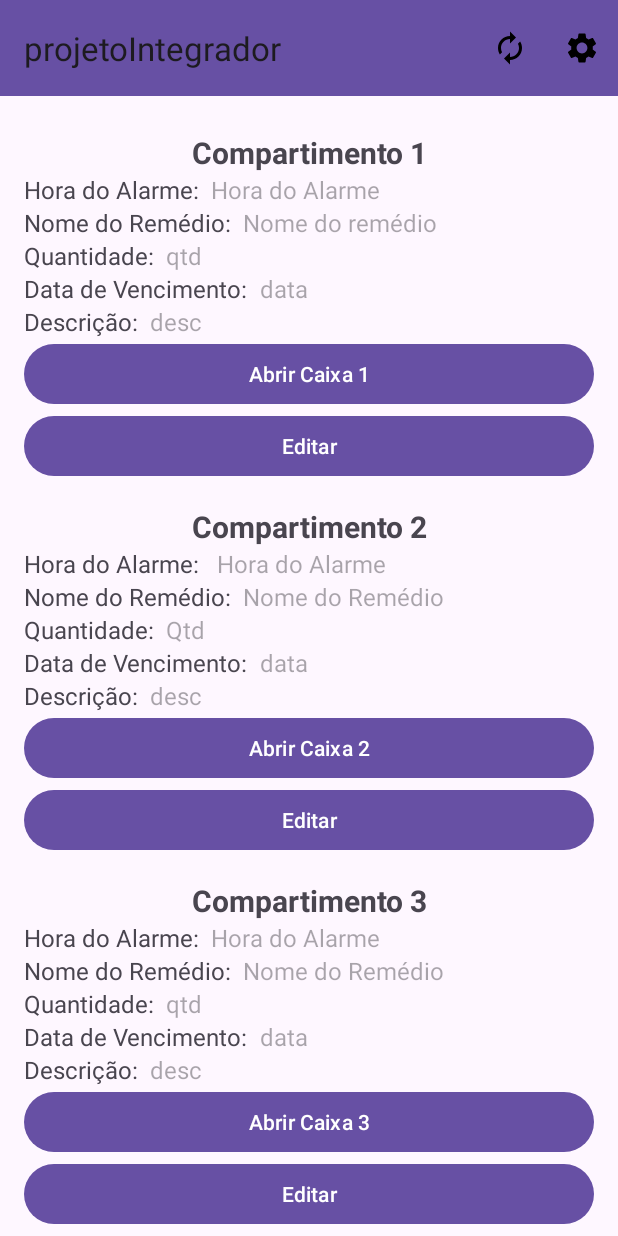
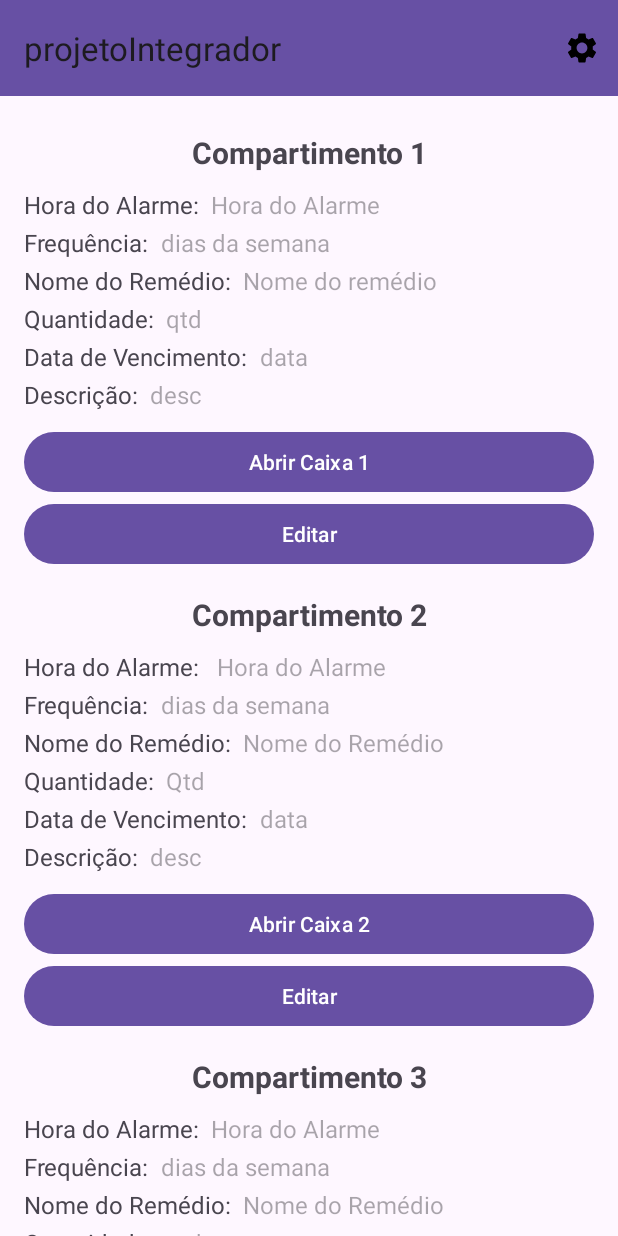
Before and after one commit to larissa-bianca/projetoIntegrador, an Android app: the screen it shows after launch (MainActivity), on a phone screen of 412 x 824 dp. Run offline under Robolectric (Android 15) with nearby library versions, the phone set to English and light mode, and no system bars.

Commit message:
daniel modificou

```diff
--- a/app/src/main/res/layout/activity_main.xml
+++ b/app/src/main/res/layout/activity_main.xml
@@ -43,6 +43,7 @@
                         android:id="@+id/textView21"
                         android:layout_width="match_parent"
                         android:layout_height="wrap_content"
+                        android:paddingBottom="10dp"
                         android:text="Compartimento 3"
                         android:textAlignment="center"
                         android:textSize="20sp"
@@ -51,7 +52,8 @@
                     <LinearLayout
                         android:layout_width="match_parent"
                         android:layout_height="wrap_content"
-                        android:orientation="horizontal">
+                        android:orientation="horizontal"
+                        android:paddingBottom="3dp">
 
                         <TextView
                             android:id="@+id/textView23"
@@ -70,8 +72,30 @@
 
                     <LinearLayout
                         android:layout_width="match_parent"
+                        android:layout_height="match_parent"
+                        android:orientation="horizontal"
+                        android:paddingBottom="3dp">
+
+                        <TextView
+                            android:id="@+id/textView19"
+                            android:layout_width="wrap_content"
+                            android:layout_height="wrap_content"
+                            android:text="Frequência:  "
+                            android:textSize="16sp" />
+
+                        <TextView
+                            android:id="@+id/tvFreq3"
+                            android:layout_width="wrap_content"
+                            android:layout_height="wrap_content"
+                            android:hint="dias da semana "
+                            android:textSize="16sp" />
+                    </LinearLayout>
+
+                    <LinearLayout
+                        android:layout_width="match_parent"
                         android:layout_height="wrap_content"
-                        android:orientation="horizontal">
+                        android:orientation="horizontal"
+                        android:paddingBottom="3dp">
 
                         <TextView
                             android:id="@+id/textView25"
@@ -91,7 +115,8 @@
                     <LinearLayout
                         android:layout_width="match_parent"
                         android:layout_height="wrap_content"
-                        android:orientation="horizontal">
+                        android:orientation="horizontal"
+                        android:paddingBottom="3dp">
 
                         <TextView
                             android:id="@+id/textView27"
@@ -111,7 +136,8 @@
                     <LinearLayout
                         android:layout_width="match_parent"
                         android:layout_height="wrap_content"
-                        android:orientation="horizontal">
+                        android:orientation="horizontal"
+                        android:paddingBottom="3dp">
 
                         <TextView
                             android:id="@+id/textView28"
@@ -131,7 +157,8 @@
                     <LinearLayout
                         android:layout_width="match_parent"
                         android:layout_height="match_parent"
-                        android:orientation="horizontal">
+                        android:orientation="horizontal"
+                        android:paddingBottom="10dp">
 
                         <TextView
                             android:id="@+id/textView30"
@@ -178,6 +205,7 @@
                         android:id="@+id/textView8"
                         android:layout_width="match_parent"
                         android:layout_height="wrap_content"
+                        android:paddingBottom="10dp"
                         android:text="Compartimento 1"
                         android:textAlignment="center"
                         android:textSize="20sp"
@@ -186,7 +214,8 @@
                     <LinearLayout
                         android:layout_width="match_parent"
                         android:layout_height="match_parent"
-                        android:orientation="horizontal">
+                        android:orientation="horizontal"
+                        android:paddingBottom="3dp">
 
                         <TextView
                             android:id="@+id/textView"
@@ -206,7 +235,29 @@
                     <LinearLayout
                         android:layout_width="match_parent"
                         android:layout_height="match_parent"
-                        android:orientation="horizontal">
+                        android:orientation="horizontal"
+                        android:paddingBottom="3dp">
+
+                        <TextView
+                            android:id="@+id/textView7"
+                            android:layout_width="wrap_content"
+                            android:layout_height="wrap_content"
+                            android:text="Frequência:  "
+                            android:textSize="16sp" />
+
+                        <TextView
+                            android:id="@+id/tvFreq1"
+                            android:layout_width="wrap_content"
+                            android:layout_height="wrap_content"
+                            android:hint="dias da semana"
+                            android:textSize="16sp" />
+                    </LinearLayout>
+
+                    <LinearLayout
+                        android:layout_width="match_parent"
+                        android:layout_height="match_parent"
+                        android:orientation="horizontal"
+                        android:paddingBottom="3dp">
 
                         <TextView
                             android:id="@+id/textView11"
@@ -226,7 +277,8 @@
                     <LinearLayout
                         android:layout_width="match_parent"
                         android:layout_height="match_parent"
-                        android:orientation="horizontal">
+                        android:orientation="horizontal"
+                        android:paddingBottom="3dp">
 
                         <TextView
                             android:id="@+id/textView13"
@@ -247,7 +299,8 @@
                     <LinearLayout
                         android:layout_width="match_parent"
                         android:layout_height="match_parent"
-                        android:orientation="horizontal">
+                        android:orientation="horizontal"
+                        android:paddingBottom="3dp">
 
                         <TextView
                             android:id="@+id/textView15"
@@ -267,7 +320,8 @@
                     <LinearLayout
                         android:layout_width="match_parent"
                         android:layout_height="match_parent"
-                        android:orientation="horizontal">
+                        android:orientation="horizontal"
+                        android:paddingBottom="10dp">
 
                         <TextView
                             android:id="@+id/textView17"
@@ -316,6 +370,7 @@
                         android:id="@+id/textView3"
                         android:layout_width="match_parent"
                         android:layout_height="wrap_content"
+                        android:paddingBottom="10dp"
                         android:text="Compartimento 2"
                         android:textAlignment="center"
                         android:textSize="20sp"
@@ -324,7 +379,8 @@
                     <LinearLayout
                         android:layout_width="match_parent"
                         android:layout_height="wrap_content"
-                        android:orientation="horizontal">
+                        android:orientation="horizontal"
+                        android:paddingBottom="3dp">
 
                         <TextView
                             android:id="@+id/textView4"
@@ -345,8 +401,30 @@
 
                     <LinearLayout
                         android:layout_width="match_parent"
+                        android:layout_height="match_parent"
+                        android:orientation="horizontal"
+                        android:paddingBottom="3dp">
+
+                        <TextView
+                            android:id="@+id/textView12"
+                            android:layout_width="wrap_content"
+                            android:layout_height="wrap_content"
+                            android:text="Frequência:  "
+                            android:textSize="16sp" />
+
+                        <TextView
+                            android:id="@+id/tvFreq2"
+                            android:layout_width="wrap_content"
+                            android:layout_height="wrap_content"
+                            android:hint="dias da semana"
+                            android:textSize="16sp" />
+                    </LinearLayout>
+
+                    <LinearLayout
+                        android:layout_width="match_parent"
                         android:layout_height="wrap_content"
-                        android:orientation="horizontal">
+                        android:orientation="horizontal"
+                        android:paddingBottom="3dp">
 
                         <TextView
                             android:id="@+id/textView6"
@@ -368,7 +446,8 @@
                     <LinearLayout
                         android:layout_width="match_parent"
                         android:layout_height="wrap_content"
-                        android:orientation="horizontal">
+                        android:orientation="horizontal"
+                        android:paddingBottom="3dp">
 
                         <TextView
                             android:id="@+id/textView10"
@@ -388,7 +467,8 @@
                     <LinearLayout
                         android:layout_width="match_parent"
                         android:layout_height="wrap_content"
-                        android:orientation="horizontal">
+                        android:orientation="horizontal"
+                        android:paddingBottom="3dp">
 
                         <TextView
                             android:id="@+id/textView14"
@@ -408,7 +488,8 @@
                     <LinearLayout
                         android:layout_width="match_parent"
                         android:layout_height="wrap_content"
-                        android:orientation="horizontal">
+                        android:orientation="horizontal"
+                        android:paddingBottom="10dp">
 
                         <TextView
                             android:id="@+id/textView18"
--- a/app/src/main/res/layout/activity_new_item.xml
+++ b/app/src/main/res/layout/activity_new_item.xml
@@ -15,7 +15,7 @@
         android:layout_marginStart="8dp"
         android:layout_marginTop="8dp"
         android:layout_marginEnd="8dp"
-        android:text="Compartimento 1"
+        android:text="Editar Compartimento"
         android:textAlignment="center"
         android:textAppearance="@style/TextAppearance.AppCompat.Medium"
         app:layout_constraintEnd_toEndOf="parent"
--- a/app/src/main/res/menu/main_activity_tb.xml
+++ b/app/src/main/res/menu/main_activity_tb.xml
@@ -1,12 +1,6 @@
 <?xml version="1.0" encoding="utf-8"?>
 <menu xmlns:app="http://schemas.android.com/apk/res-auto"
     xmlns:android="http://schemas.android.com/apk/res/android">
-
-    <item
-        android:id="@+id/opUpdate"
-        android:icon="@drawable/baseline_autorenew_24"
-        android:title="Atualizar"
-        app:showAsAction="always" />
 
     <item
         android:id="@+id/opConfig"
```
